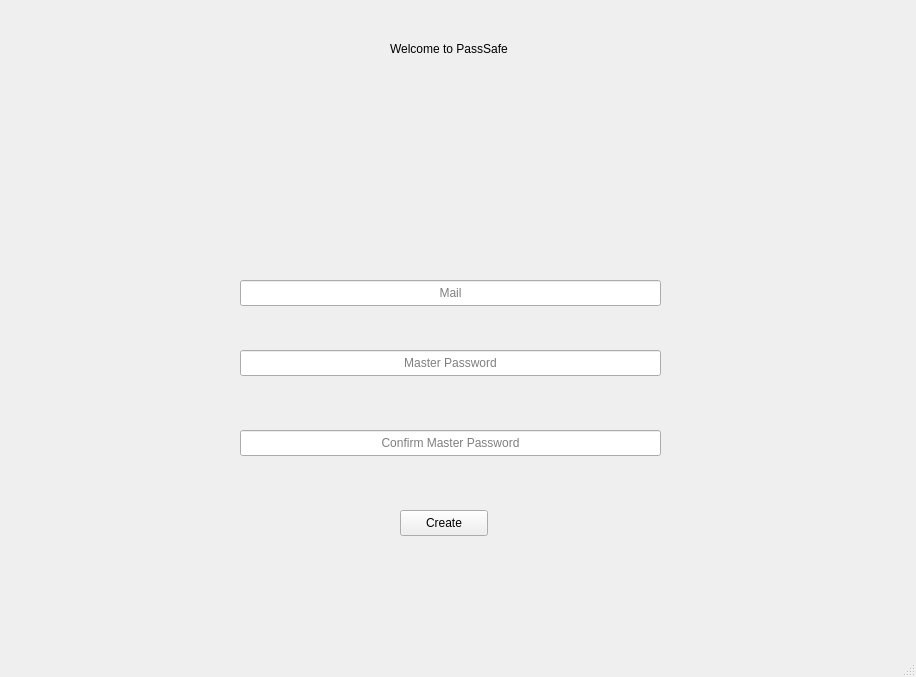
This is ui/registerwindow.ui in Adam216TN/SafePass as Qt 5 draws it before an edit. The edited form follows.
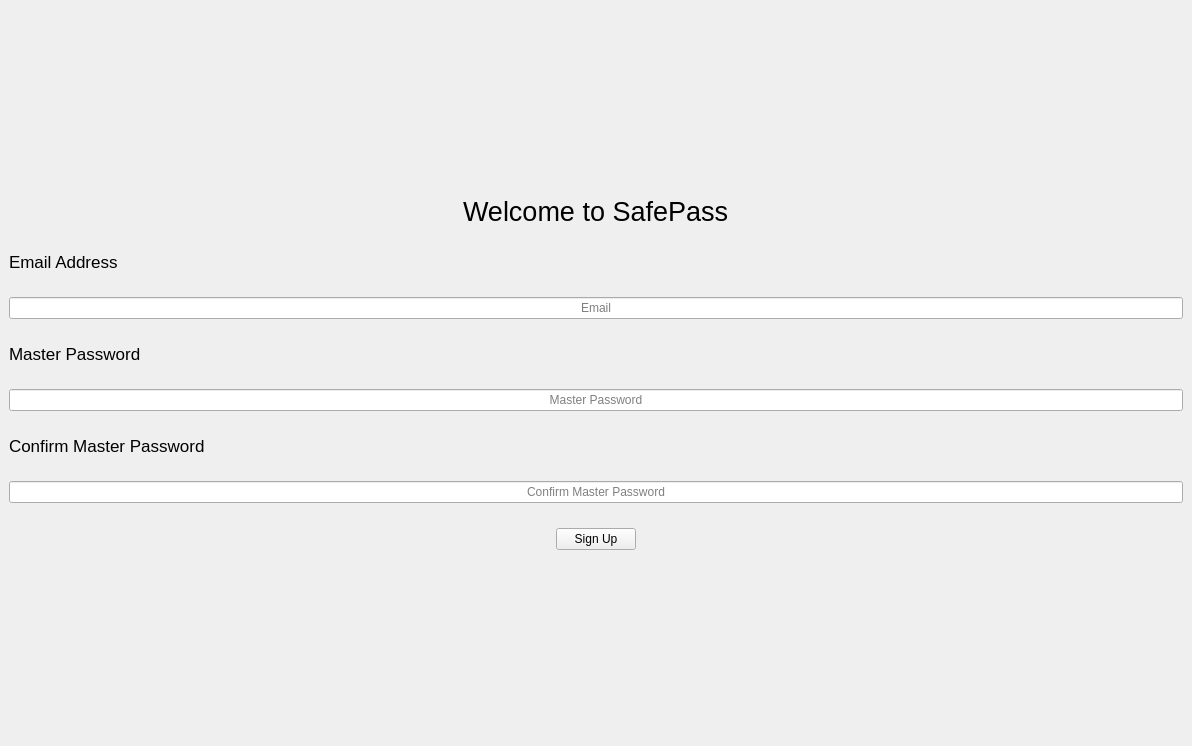
This is the edited form.

Commit message: UI improvement of the registration and login page

```diff
--- a/ui/registerwindow.ui
+++ b/ui/registerwindow.ui
@@ -6,35 +6,85 @@
    <rect>
     <x>0</x>
     <y>0</y>
-    <width>916</width>
-    <height>677</height>
+    <width>1192</width>
+    <height>746</height>
    </rect>
   </property>
   <property name="windowTitle">
    <string>MainWindow</string>
   </property>
   <widget class="QWidget" name="centralwidget">
+   <layout class="QVBoxLayout" name="verticalLayout_2">
+    <item>
+     <layout class="QVBoxLayout" name="verticalLayout">
+      <property name="spacing">
+       <number>25</number>
+      </property>
+      <property name="sizeConstraint">
+       <enum>QLayout::SetDefaultConstraint</enum>
+      </property>
+      <property name="leftMargin">
+       <number>0</number>
+      </property>
+      <item>
+       <spacer name="verticalSpacer">
+        <property name="orientation">
+         <enum>Qt::Vertical</enum>
+        </property>
+        <property name="sizeHint" stdset="0">
+         <size>
+          <width>20</width>
+          <height>40</height>
+         </size>
+        </property>
+       </spacer>
+      </item>
+      <item alignment="Qt::AlignHCenter">
    <widget class="QLabel" name="label">
-    <property name="geometry">
-     <rect>
-      <x>390</x>
-      <y>40</y>
-      <width>151</width>
-      <height>18</height>
-     </rect>
-    </property>
+        <property name="maximumSize">
+         <size>
+          <width>400</width>
+          <height>400</height>
+         </size>
+        </property>
+        <property name="font">
+         <font>
+          <pointsize>20</pointsize>
+         </font>
+        </property>
     <property name="text">
-     <string>Welcome to PassSafe</string>
-    </property>
-   </widget>
+         <string>Welcome to SafePass</string>
+        </property>
+       </widget>
+      </item>
+      <item>
+       <widget class="QLabel" name="label_2">
+        <property name="maximumSize">
+         <size>
+          <width>400</width>
+          <height>400</height>
+         </size>
+        </property>
+        <property name="font">
+         <font>
+          <pointsize>13</pointsize>
+         </font>
+        </property>
+        <property name="text">
+         <string>Email Address</string>
+        </property>
+       </widget>
+      </item>
+      <item>
    <widget class="QLineEdit" name="mail">
-    <property name="geometry">
-     <rect>
-      <x>240</x>
-      <y>280</y>
-      <width>421</width>
-      <height>26</height>
-     </rect>
+        <property name="maximumSize">
+         <size>
+          <width>16777215</width>
+          <height>16777215</height>
+         </size>
+        </property>
+        <property name="contextMenuPolicy">
+         <enum>Qt::DefaultContextMenu</enum>
     </property>
     <property name="text">
      <string/>
@@ -43,17 +93,29 @@
      <set>Qt::AlignCenter</set>
     </property>
     <property name="placeholderText">
-     <string>Mail</string>
-    </property>
-   </widget>
+         <string>Email</string>
+        </property>
+       </widget>
+      </item>
+      <item>
+       <widget class="QLabel" name="label_3">
+        <property name="font">
+         <font>
+          <pointsize>13</pointsize>
+         </font>
+        </property>
+        <property name="text">
+         <string>Master Password</string>
+        </property>
+       </widget>
+      </item>
+      <item>
    <widget class="QLineEdit" name="password">
-    <property name="geometry">
-     <rect>
-      <x>240</x>
-      <y>350</y>
-      <width>421</width>
-      <height>26</height>
-     </rect>
+        <property name="maximumSize">
+         <size>
+          <width>16777215</width>
+          <height>16777215</height>
+         </size>
     </property>
     <property name="text">
      <string/>
@@ -67,15 +129,30 @@
     <property name="placeholderText">
      <string>Master Password</string>
     </property>
-   </widget>
+        <property name="cursorMoveStyle">
+         <enum>Qt::LogicalMoveStyle</enum>
+        </property>
+       </widget>
+      </item>
+      <item>
+       <widget class="QLabel" name="label_4">
+        <property name="font">
+         <font>
+          <pointsize>13</pointsize>
+         </font>
+        </property>
+        <property name="text">
+         <string>Confirm Master Password</string>
+        </property>
+       </widget>
+      </item>
+      <item>
    <widget class="QLineEdit" name="confirm_password">
-    <property name="geometry">
-     <rect>
-      <x>240</x>
-      <y>430</y>
-      <width>421</width>
-      <height>26</height>
-     </rect>
+        <property name="maximumSize">
+         <size>
+          <width>16777215</width>
+          <height>16777215</height>
+         </size>
     </property>
     <property name="text">
      <string/>
@@ -90,31 +167,40 @@
      <string>Confirm Master Password</string>
     </property>
    </widget>
+      </item>
+      <item alignment="Qt::AlignHCenter">
    <widget class="QPushButton" name="create">
-    <property name="geometry">
-     <rect>
-      <x>400</x>
-      <y>510</y>
-      <width>88</width>
-      <height>26</height>
-     </rect>
+        <property name="maximumSize">
+         <size>
+          <width>200</width>
+          <height>16777215</height>
+         </size>
+        </property>
+        <property name="layoutDirection">
+         <enum>Qt::LeftToRight</enum>
     </property>
     <property name="text">
-     <string>Create</string>
-    </property>
-   </widget>
-  </widget>
-  <widget class="QMenuBar" name="menubar">
-   <property name="geometry">
-    <rect>
-     <x>0</x>
-     <y>0</y>
-     <width>916</width>
-     <height>23</height>
-    </rect>
-   </property>
+         <string>Sign Up</string>
+        </property>
+       </widget>
+      </item>
+      <item>
+       <spacer name="verticalSpacer_2">
+        <property name="orientation">
+         <enum>Qt::Vertical</enum>
+        </property>
+        <property name="sizeHint" stdset="0">
+         <size>
+          <width>20</width>
+          <height>40</height>
+         </size>
+        </property>
+       </spacer>
+      </item>
+     </layout>
+    </item>
+   </layout>
   </widget>
-  <widget class="QStatusBar" name="statusbar"/>
  </widget>
  <resources/>
  <connections/>
```
Lines whose indentation alone changed are shown as unchanged. The commit also changes 5 other files.
